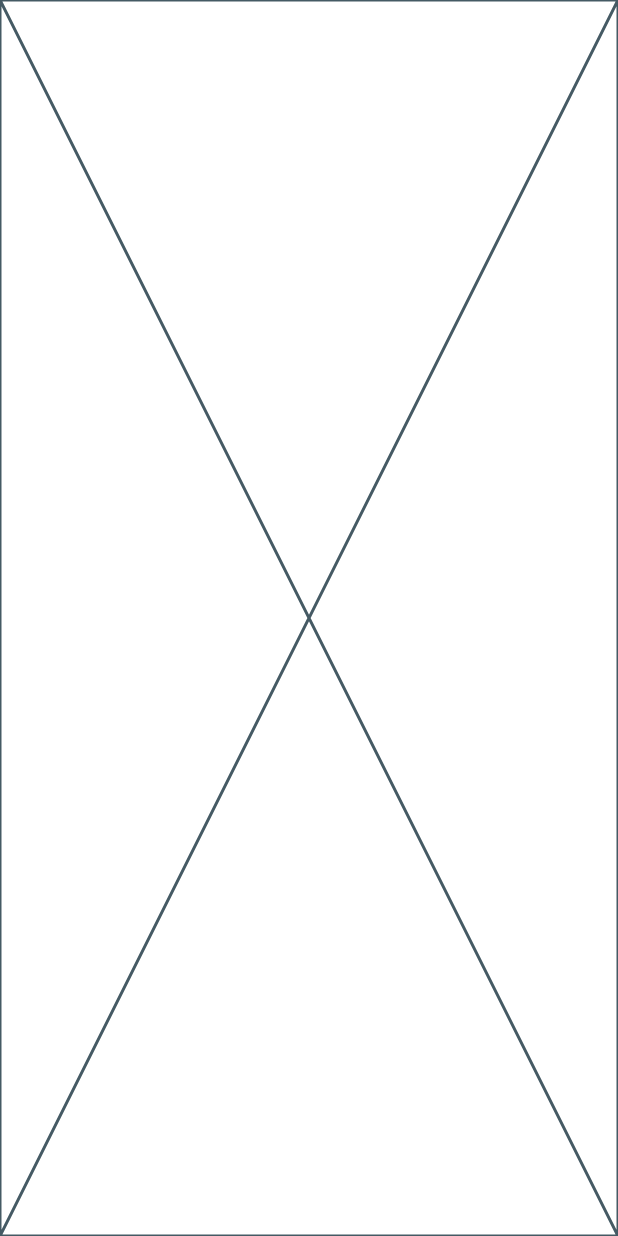
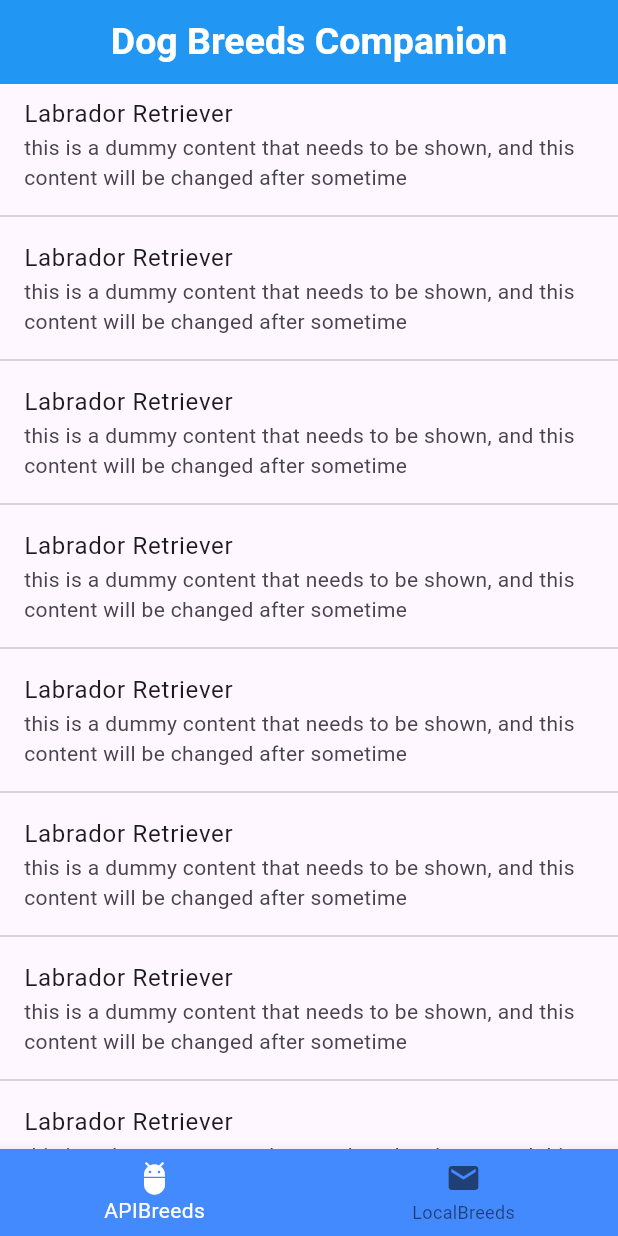
Before and after one commit to ersakshivayuz/dog_breeds_companion, a Flutter app: the screen it shows after launch, on a phone screen of 412 x 824 dp. Run offline on Flutter 3.47's test engine with Material 3 defaults, Android fonts, the phone set to English and light mode, and no system bars.

Commit message:
create the dog breed UI, which has a tab-bar and a list of dummy data, also the model for dog breed api

```diff
--- /dev/null
+++ b/lib/presentations/screens/APIBreeds.dart
@@ -0,0 +1,25 @@
+import 'package:flutter/material.dart';
+
+class APIBreeds extends StatefulWidget {
+  const APIBreeds({super.key});
+
+  @override
+  State<APIBreeds> createState() => _APIBreedsState();
+}
+
+class _APIBreedsState extends State<APIBreeds> {
+  @override
+  Widget build(BuildContext context) {
+    return Scaffold(
+      body: ListView.separated(
+          itemBuilder: (context, index){
+            return ListTile(
+              title: Text('Labrador Retriever'),
+              subtitle: Text("this is a dummy content that needs to be shown, and this content will be changed after sometime "),
+            );
+          },
+          separatorBuilder: (context,index) => Divider(),
+          itemCount: 30),
+    );
+  }
+}
--- /dev/null
+++ b/lib/presentations/screens/LocalBreeds.dart
@@ -0,0 +1,17 @@
+import 'package:flutter/material.dart';
+
+class LocalBreeds extends StatefulWidget {
+  const LocalBreeds({super.key});
+
+  @override
+  State<LocalBreeds> createState() => _LocalBreedsState();
+}
+
+class _LocalBreedsState extends State<LocalBreeds> {
+  @override
+  Widget build(BuildContext context) {
+    return const Scaffold(
+      body: Text("data"),
+    );
+  }
+}
--- a/lib/presentations/screens/dashboard_screen.dart
+++ b/lib/presentations/screens/dashboard_screen.dart
@@ -1,4 +1,8 @@
 import 'package:flutter/material.dart';
+
+import '../widgets/buildMyNavBar.dart';
+import 'APIBreeds.dart';
+import 'LocalBreeds.dart';
 
 class DashboardScreen extends StatefulWidget {
   const DashboardScreen({super.key});
@@ -8,8 +12,39 @@ class DashboardScreen extends StatefulWidget {
 }
 
 class _DashboardScreenState extends State<DashboardScreen> {
+
+  int pageIndex = 0;
+  final pages = [const APIBreeds(), const LocalBreeds()];
+
   @override
   Widget build(BuildContext context) {
-    return const Placeholder();
+    return Scaffold(
+      appBar: AppBar(
+        backgroundColor: Colors.blue,
+        title: Text("Dog Breeds Companion",
+          style: TextStyle(
+            color: Colors.white,
+            fontSize: 25,
+            fontWeight: FontWeight.w600,
+          ),
+        ),
+        centerTitle: true,
+      ),
+      body: pages[pageIndex],
+      bottomNavigationBar: BottomNavigationBar(
+        backgroundColor: Colors.blueAccent,
+        selectedItemColor: Colors.white,
+        currentIndex: pageIndex,
+          onTap: (_){
+          setState(() {
+            pageIndex=_;
+          });
+          },
+          items: [
+        BottomNavigationBarItem(icon: Icon(Icons.adb),label: "APIBreeds", ),
+        BottomNavigationBarItem(icon: Icon(Icons.mail),label: "LocalBreeds"),
+      ]),
+    );
   }
+
 }
```
Also changed, not shown: lib/data/models/dog_breed_model.dart (added, +24 -0 lines), lib/presentations/widgets/buildMyNavBar.dart (added, +22 -0 lines), lib/presentations/cubits/dog_breed_cubits.dart (added).
